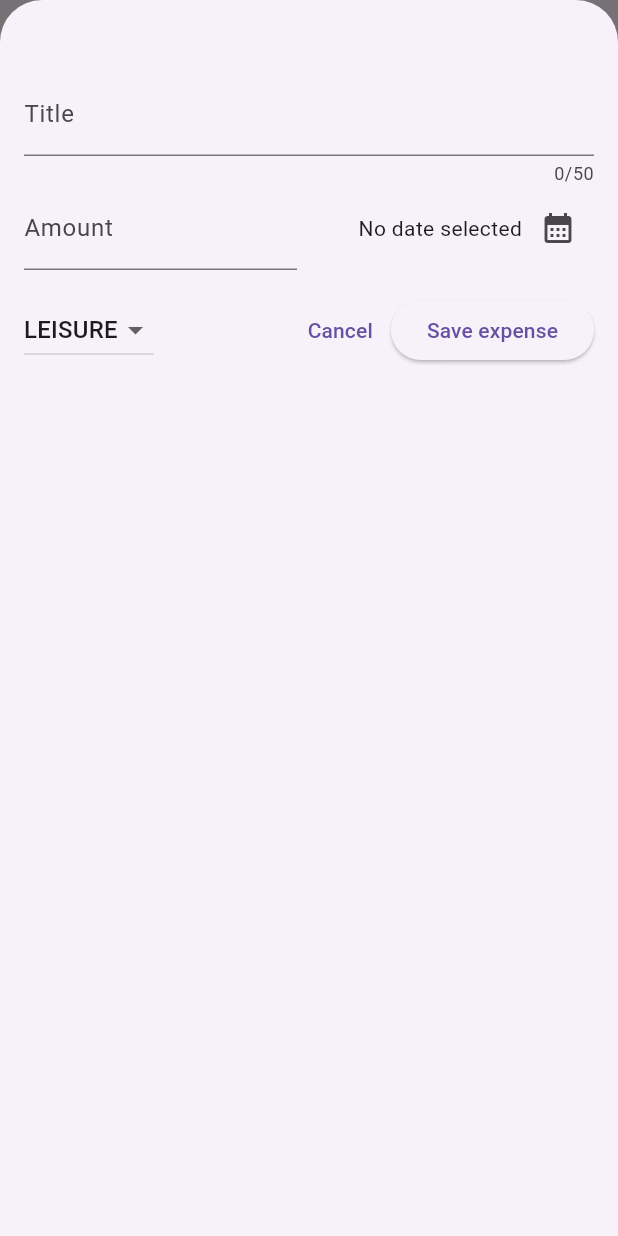
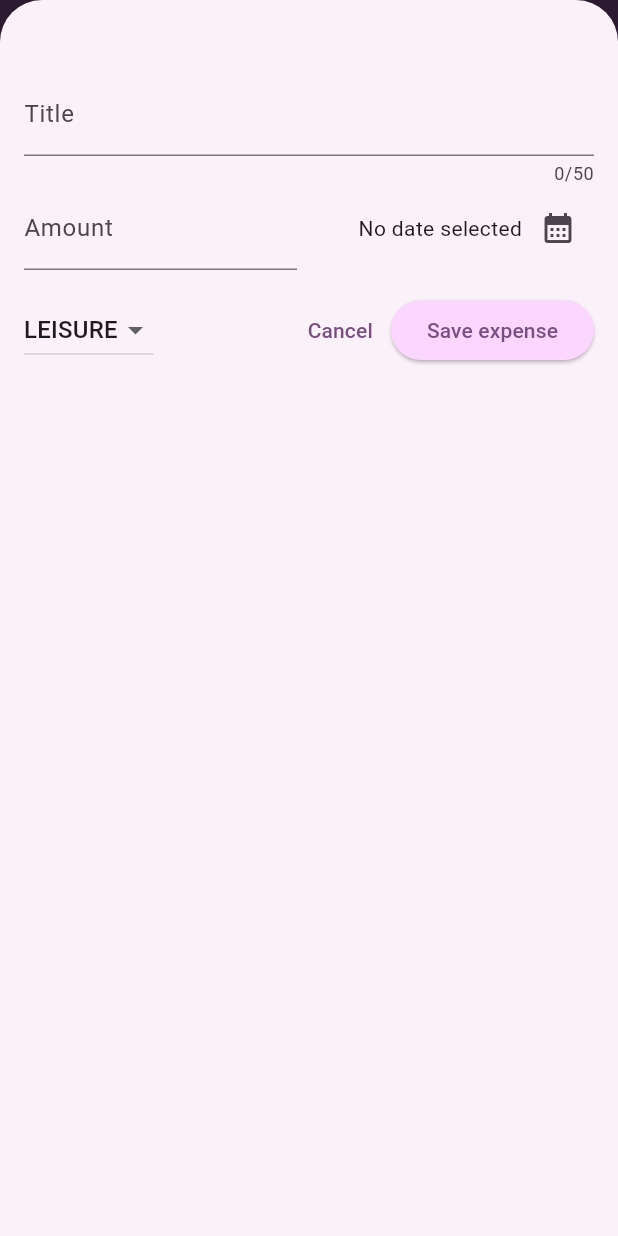
Before and after one commit to StefaniaSperani/Flutter-TrackerApp, a Flutter app: the screen it shows after launch, after a tap on the "add" icon, on a phone screen of 412 x 824 dp. Run offline on Flutter 3.47's test engine with Material 3 defaults, Android fonts, the phone set to English and light mode, and no system bars.

Commit message:
Add theme in main

```diff
--- a/expense_tracker/lib/main.dart
+++ b/expense_tracker/lib/main.dart
@@ -1,10 +1,37 @@
 import 'package:flutter/material.dart';
 import 'package:expense_tracker/widgets/expenses.dart';
 
+var kColorScheme = ColorScheme.fromSeed(
+  seedColor: const Color.fromARGB(255, 59, 12, 73),
+);
 void main() {
   runApp(
-    const MaterialApp(
-      home: Expenses(),
+    MaterialApp(
+      theme: ThemeData().copyWith(
+        //copyWith sovrascrive
+        colorScheme: kColorScheme,
+        appBarTheme: const AppBarTheme().copyWith(
+          backgroundColor: kColorScheme.onPrimaryContainer,
+          foregroundColor: kColorScheme.primaryContainer,
+        ),
+        cardTheme: const CardTheme().copyWith(
+          color: kColorScheme.secondaryContainer,
+          margin: const EdgeInsets.symmetric(horizontal: 16, vertical: 8),
+        ),
+        elevatedButtonTheme: ElevatedButtonThemeData(
+          style: ElevatedButton.styleFrom(
+            backgroundColor: kColorScheme.primaryContainer,
+          ),
+        ),
+        textTheme: ThemeData().textTheme.copyWith(
+          titleLarge: TextStyle(
+            fontWeight: FontWeight.normal,
+            color: kColorScheme.onSecondaryContainer,
+            fontSize: 14,
+            ),
+        )
+      ),
+      home: const Expenses(),
     ),
   );
 }
```
